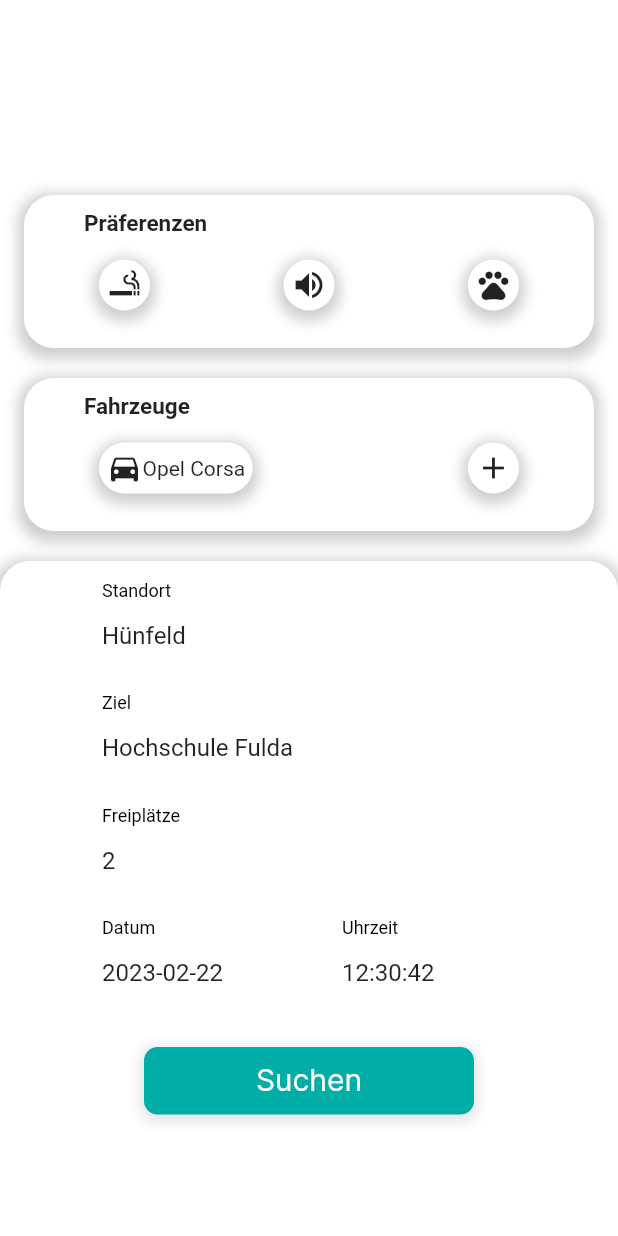
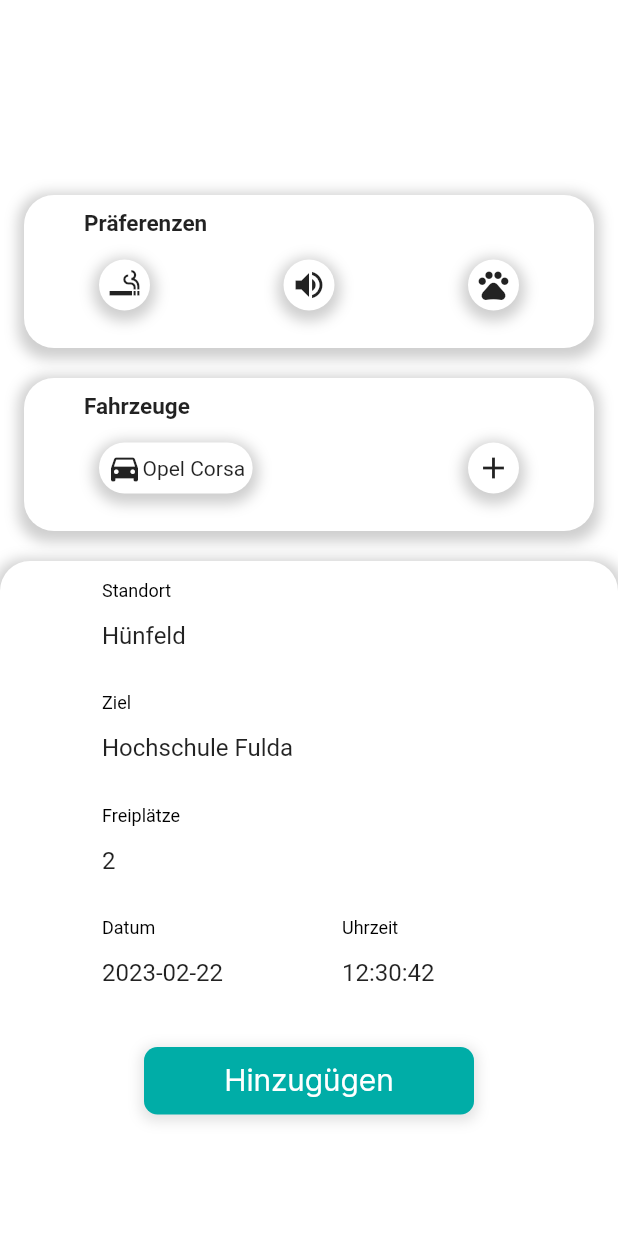
Before and after one commit to drmilde/carida_unigo_v0, a Flutter app: the HinzufuegenScreen screen opened directly, on a phone screen of 412 x 824 dp. Run offline on Flutter 3.47's test engine with Material 2 defaults, Android fonts, the phone set to English and light mode, and no system bars; drawn by our look-alikes of flutter_form_builder; our stand-ins replace curved_navigation_bar, flutter_map, flutter_rating_bar, flutter_svg, form_builder_validators, get and 3 more; missing offline and left inert: string_similarity; accounts and stored records are empty.

Commit message:
Buchungen, Suchen, Home und Hinzufügen Screens angepasst.

```diff
--- a/lib/sb/screens/hinzufuegen/hinzufuegen_screen.dart
+++ b/lib/sb/screens/hinzufuegen/hinzufuegen_screen.dart
@@ -372,7 +372,7 @@ class _HinzufuegenScreenState extends State<HinzufuegenScreen> {
           SizedBox(height: 20),
           CustomFormSubmitButton(
             formKey: formKey,
-            text: "Suchen",
+            text: "Hinzugügen",
             textColor: _controller.appConstants.white,
             color: _controller.appConstants.turquoise,
             callback: () async {
--- a/lib/sb/screens/home/home_screen.dart
+++ b/lib/sb/screens/home/home_screen.dart
@@ -307,7 +307,7 @@ class _HomeScreenState extends State<HomeScreen> {
             width: double.infinity,
             margin: EdgeInsets.fromLTRB(60, 10, 60, 20),
             child: CustomRoundButton(
-              text: "Anmelden",
+              text: "Starten",
               textColor: _controller.appConstants.white,
               color: _controller.appConstants.turquoise,
               callback: () {
```
